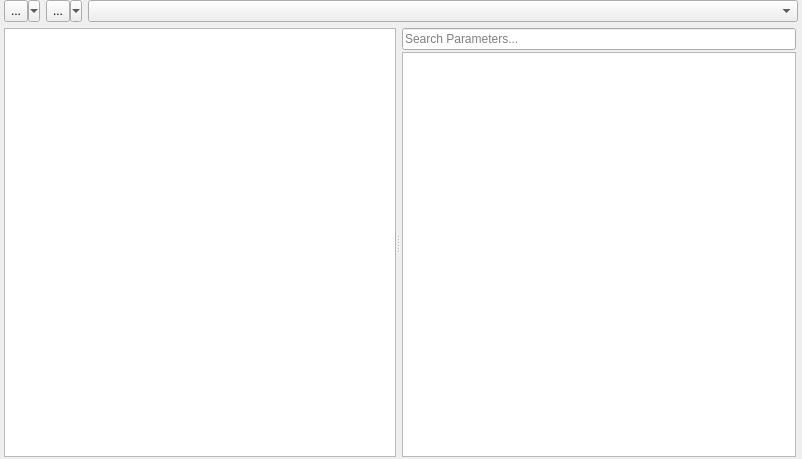
Before: the Qt Designer form src/option/optionwidget.ui in GAMS-dev/studio, drawn with Qt 5.
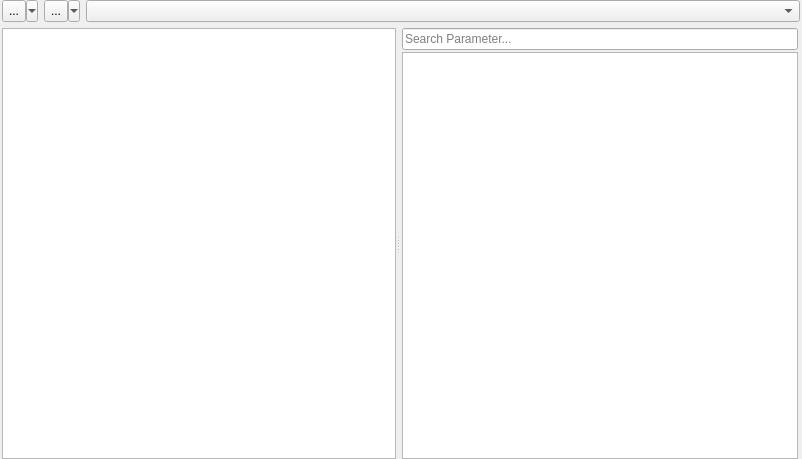
After: the same form once the commit is applied. Custom widgets are drawn as their Qt base class.

Commit message: reduce margin layout to 0

Patch:
```diff
--- a/src/option/optionwidget.ui
+++ b/src/option/optionwidget.ui
@@ -15,16 +15,16 @@
   </property>
   <layout class="QVBoxLayout" name="verticalLayout">
    <property name="leftMargin">
-    <number>2</number>
+    <number>0</number>
    </property>
    <property name="topMargin">
     <number>0</number>
    </property>
    <property name="rightMargin">
-    <number>2</number>
+    <number>0</number>
    </property>
    <property name="bottomMargin">
-    <number>2</number>
+    <number>0</number>
    </property>
    <item>
     <widget class="QWidget" name="gamsCommandWidget" native="true">
@@ -173,7 +173,7 @@
           <item>
            <widget class="QLineEdit" name="gamsOptionSearch">
             <property name="placeholderText">
-             <string>Search Parameters...</string>
+             <string>Search Parameter...</string>
             </property>
            </widget>
           </item>
```
The commit also changes 1 other file.
